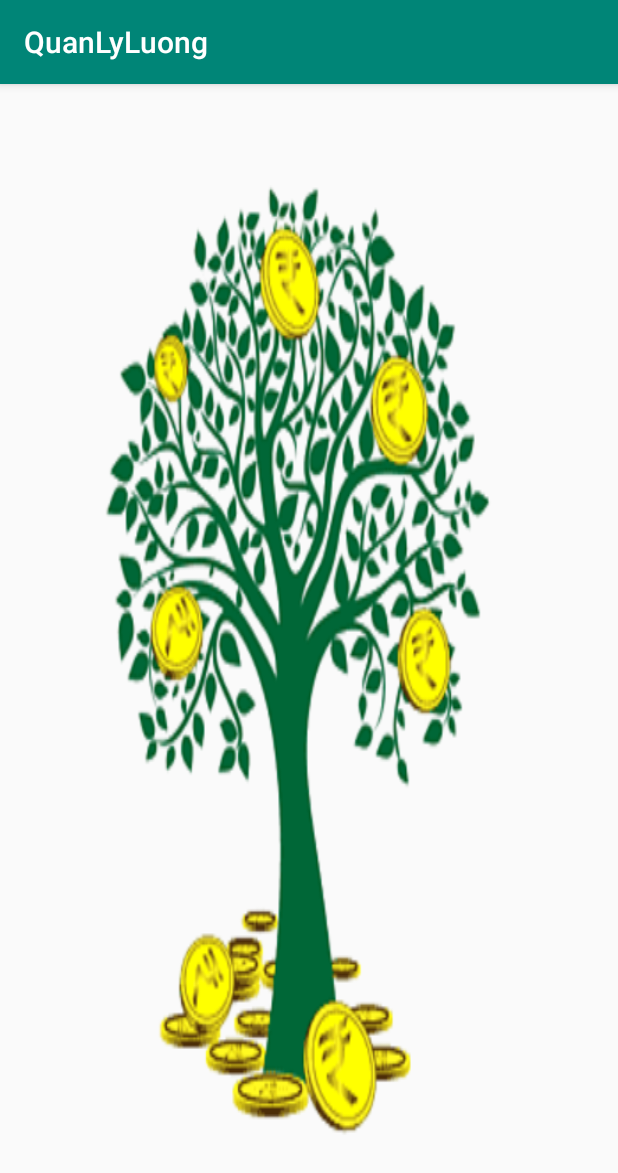
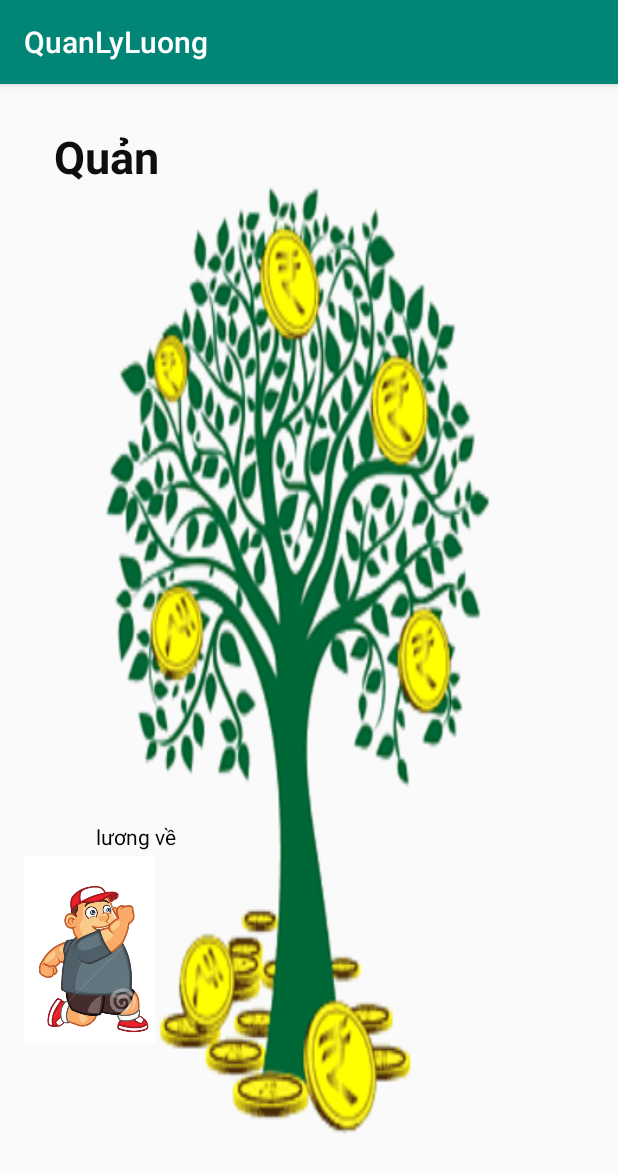
Before and after one commit to Lap-trinh-di-dong-2/QuanLyLuong, an Android app: the screen it shows after launch (GioiThieu), on a phone screen of 412 x 824 dp. Shown: the top 1173 px of the screen. Run offline under Robolectric (Android 15) with nearby library versions, the phone set to English and light mode, and no system bars.

Commit message:
Update project 25/07/2020 1.0.5

```diff
--- a/app/src/main/java/com/example/quanlyluong/GiaoDien/GioiThieu.java
+++ b/app/src/main/java/com/example/quanlyluong/GiaoDien/GioiThieu.java
@@ -16,8 +16,8 @@ import com.example.quanlyluong.R;
 
 public class GioiThieu extends AppCompatActivity {
     ImageView imgChuyenDong,imgTien1,imgTien2,imgTien3,imgTien4,imgTien5;
-    Animation aniHien,aniHien1,aniHien2,aniHien3,aniHien4,aniQuan,aniLy,aniLuong;
-    TextView tvQuan,tvLy,tvLuong;
+    Animation aniHien,aniHien1,aniHien2,aniHien3,aniHien4,aniQuan,aniLy,aniLuong,aniPhongTo;
+    TextView tvQuan,tvLy,tvLuong,tvLuongVe;
     @Override
     protected void onCreate(Bundle savedInstanceState) {
         super.onCreate(savedInstanceState);
@@ -36,8 +36,8 @@ public class GioiThieu extends AppCompatActivity {
             }
         }, 10000);
 
-//        AnimationDrawable runcat = (AnimationDrawable) imgChuyenDong.getDrawable();
-//        runcat.start();
+        AnimationDrawable runcat = (AnimationDrawable) imgChuyenDong.getDrawable();
+        runcat.start();
         aniHien = AnimationUtils.loadAnimation(this,R.anim.hienlen);
         aniHien1 = AnimationUtils.loadAnimation(this,R.anim.hienlen1);
         aniHien2 = AnimationUtils.loadAnimation(this,R.anim.hienlen2);
@@ -46,6 +46,7 @@ public class GioiThieu extends AppCompatActivity {
         aniQuan = AnimationUtils.loadAnimation(this,R.anim.quan);
         aniLy = AnimationUtils.loadAnimation(this,R.anim.ly);
         aniLuong = AnimationUtils.loadAnimation(this,R.anim.luong);
+        aniPhongTo=AnimationUtils.loadAnimation(this,R.anim.phongto);
         imgTien1.startAnimation(aniHien);
         imgTien2.startAnimation(aniHien1);
         imgTien3.startAnimation(aniHien2);
@@ -54,6 +55,8 @@ public class GioiThieu extends AppCompatActivity {
         tvQuan.startAnimation(aniQuan);
         tvLy.startAnimation(aniLy);
         tvLuong.startAnimation(aniLuong);
+        tvLuongVe.startAnimation(aniPhongTo);
+
     }
 
     private void setControl() {
@@ -65,6 +68,7 @@ public class GioiThieu extends AppCompatActivity {
         tvQuan = findViewById(R.id.tvQuan);
         tvLy = findViewById(R.id.tvLy);
         tvLuong = findViewById(R.id.tvLuong);
-//        imgChuyenDong = findViewById(R.id.imgChuyenDong);
+        tvLuongVe= findViewById(R.id.tvLuongVe);
+        imgChuyenDong = findViewById(R.id.imgChuyenDong);
     }
 }
--- /dev/null
+++ b/app/src/main/res/anim/phongto.xml
@@ -0,0 +1,11 @@
+<?xml version="1.0" encoding="utf-8"?>
+<set xmlns:android="http://schemas.android.com/apk/res/android">
+    <scale
+        android:fromXScale="1"
+        android:fromYScale="1"
+        android:toYScale="2"
+        android:toXScale="2"
+        android:duration="1000"
+        android:repeatCount="infinite"
+        ></scale>
+</set>
--- a/app/src/main/res/drawable/rungning.xml
+++ b/app/src/main/res/drawable/rungning.xml
@@ -1,7 +1,9 @@
 <?xml version="1.0" encoding="utf-8"?>
 <animation-list xmlns:android="http://schemas.android.com/apk/res/android">
-    <item android:drawable="@drawable/runningcat_01" android:duration="100"/>
-    <item android:drawable="@drawable/runningcat_02" android:duration="100"/>
-    <item android:drawable="@drawable/runningcat_03" android:duration="100"/>
-    <item android:drawable="@drawable/runningcat_04" android:duration="100"/>
+    <item android:drawable="@drawable/map1" android:duration="200"/>
+    <item android:drawable="@drawable/map2" android:duration="200"/>
+    <item android:drawable="@drawable/map3" android:duration="200"/>
+    <item android:drawable="@drawable/map4" android:duration="200"/>
+    <item android:drawable="@drawable/map5" android:duration="200"/>
+    <item android:drawable="@drawable/map6" android:duration="200"/>
 </animation-list>
--- a/app/src/main/res/layout/gioithieu.xml
+++ b/app/src/main/res/layout/gioithieu.xml
@@ -11,8 +11,8 @@
         android:id="@+id/tvQuan"
         android:layout_width="wrap_content"
         android:layout_height="wrap_content"
-        android:layout_marginStart="60dp"
-        android:layout_marginLeft="60dp"
+        android:layout_marginStart="36dp"
+        android:layout_marginLeft="36dp"
         android:layout_marginTop="28dp"
         android:text="Quản"
         android:textColor="#0E0E0E"
@@ -25,8 +25,8 @@
         android:id="@+id/tvLy"
         android:layout_width="wrap_content"
         android:layout_height="wrap_content"
-        android:layout_marginStart="192dp"
-        android:layout_marginLeft="192dp"
+        android:layout_marginStart="164dp"
+        android:layout_marginLeft="164dp"
         android:layout_marginTop="28dp"
         android:text="Lý"
         android:textColor="#0E0E0E"
@@ -39,8 +39,8 @@
         android:id="@+id/tvLuong"
         android:layout_width="wrap_content"
         android:layout_height="wrap_content"
-        android:layout_marginStart="288dp"
-        android:layout_marginLeft="288dp"
+        android:layout_marginStart="260dp"
+        android:layout_marginLeft="260dp"
         android:layout_marginTop="28dp"
         android:text="Lương"
         android:textColor="#0E0E0E"
@@ -103,10 +103,27 @@
         android:src="@drawable/dongtien1"
         app:layout_constraintStart_toStartOf="parent"
         app:layout_constraintTop_toTopOf="parent" />
-    <!--    <ImageView-->
-<!--        android:layout_width="match_parent"-->
-<!--        android:layout_height="wrap_content"-->
-<!--        android:id="@+id/imgChuyenDong"-->
-<!--        app:srcCompat="@drawable/rungning">-->
-<!--    </ImageView>-->
+
+    <ImageView
+        android:id="@+id/imgChuyenDong"
+        android:layout_width="87dp"
+        android:layout_height="170dp"
+        android:layout_marginStart="16dp"
+        android:layout_marginLeft="16dp"
+        android:layout_marginTop="176dp"
+        app:layout_constraintStart_toStartOf="parent"
+        app:layout_constraintTop_toBottomOf="@+id/imgTien3"
+        app:srcCompat="@drawable/rungning"></ImageView>
+
+    <TextView
+        android:layout_width="wrap_content"
+        android:layout_height="wrap_content"
+        android:layout_marginStart="64dp"
+        android:layout_marginLeft="64dp"
+        android:layout_marginTop="176dp"
+        android:text="lương về"
+        android:id="@+id/tvLuongVe"
+        android:textColor="#000"
+        app:layout_constraintStart_toStartOf="parent"
+        app:layout_constraintTop_toBottomOf="@+id/imgTien3"></TextView>
 </androidx.constraintlayout.widget.ConstraintLayout>
```
Also changed, not shown: app/src/main/res/layout/chamcong.xml (+14 -0 lines), app/src/main/res/layout/tamung.xml (+14 -0 lines), app/src/main/res/drawable/map1.png (added), app/src/main/res/drawable/map2.png (added), app/src/main/res/drawable/map3.png (added), app/src/main/res/drawable/map4.png (added), app/src/main/res/drawable/map5.png (added), app/src/main/res/drawable/map6.png (added), app/src/main/res/drawable/runningcat_01.png (deleted), app/src/main/res/drawable/runningcat_02.png (deleted), app/src/main/res/drawable/runningcat_03.png (deleted), app/src/main/res/drawable/runningcat_04.png (deleted), app/src/main/res/drawable/runningcat_05.png (deleted), app/src/main/res/drawable/runningcat_06.png (deleted), 2 more files.
